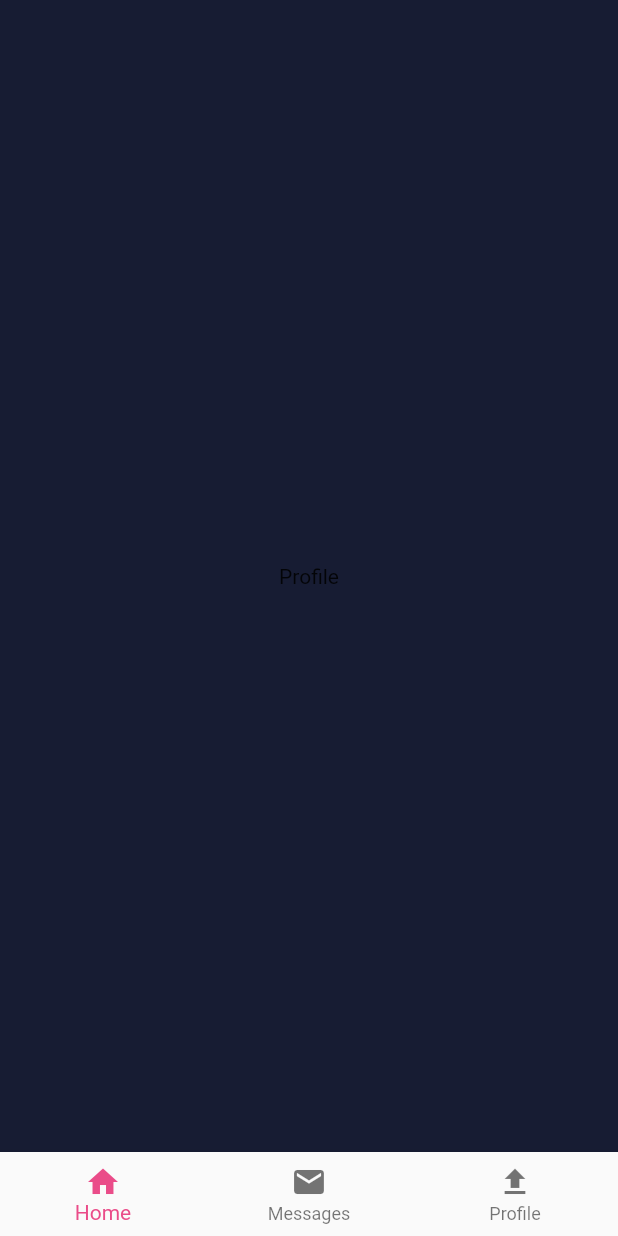
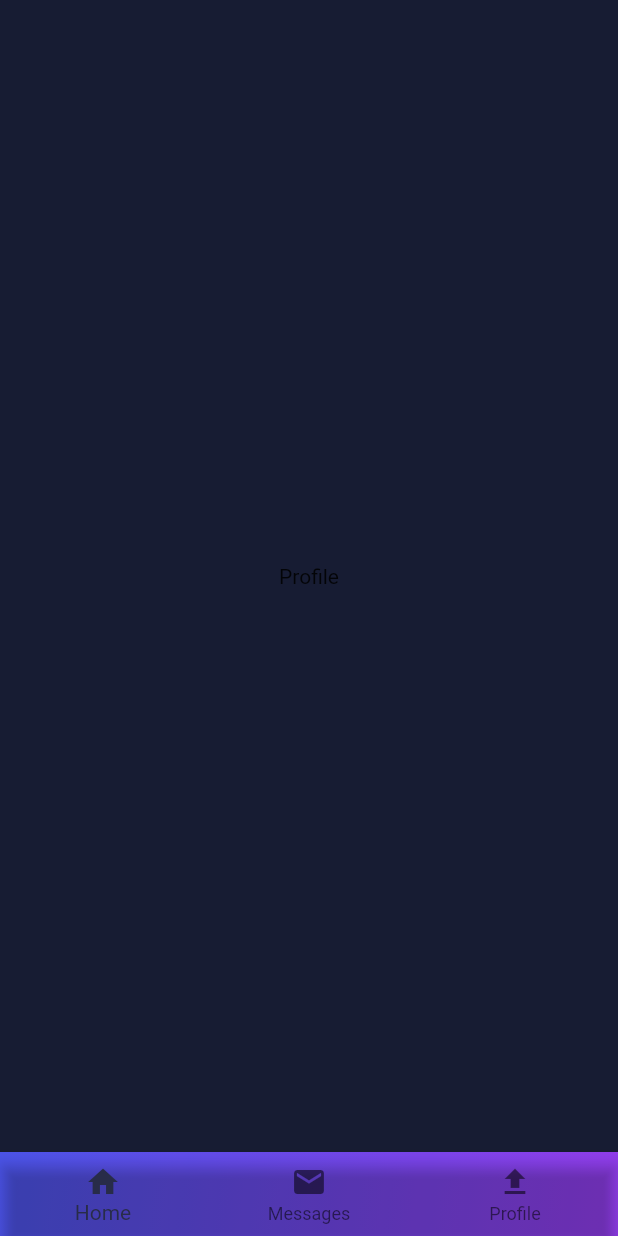
Before and after one commit to MARTIANSID/DA_SHARING, a Flutter app: the screen it shows after launch, on a phone screen of 412 x 824 dp. Run offline on Flutter 3.47's test engine with Material 2 defaults, Android fonts, the phone set to English and light mode, and no system bars.

Commit message:
Update home.dart

```diff
--- a/lib/screens/home.dart
+++ b/lib/screens/home.dart
@@ -2,6 +2,7 @@ import 'package:flutter/material.dart';
 import 'package:videoPlayer/screens/chatRoom.dart';
 import 'package:videoPlayer/screens/profile.dart';
 import 'package:videoPlayer/screens/upload.dart';
+import '../constants/themes.dart';
 
 class Home extends StatefulWidget {
   @override
@@ -19,8 +20,12 @@ class _HomeState extends State<Home> {
   Widget build(BuildContext context) {
     return Scaffold(
       body: widgetOptions[currentIndex],
-      bottomNavigationBar: BottomNavigationBar(
-        selectedItemColor: Color(0xffEA4C89),
+      bottomNavigationBar: Container(
+        decoration: BoxDecoration(gradient: ThemeConstants.PURPLE_GRADIENT),
+        child: BottomNavigationBar(
+          backgroundColor: Colors.transparent,
+          type: BottomNavigationBarType.fixed,
+          selectedItemColor: ThemeConstants.BGCOLOR_DARK_COMP,
           currentIndex: currentIndex,
           onTap: (index) {
             setState(() {
@@ -43,6 +48,7 @@ class _HomeState extends State<Home> {
           ],
           elevation: 4,
         ),
+      ),
     );
   }
 }
```
Lines whose indentation alone changed are shown as unchanged.
